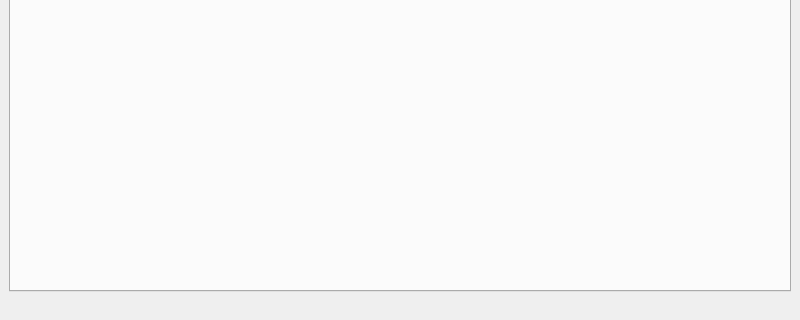
Qt form app/ChatWindow.ui (cskab46/SpreadChat) before a commit; both pictures show x 0 to 800 and y 280 to 600 of the 800 by 600 pixel window.
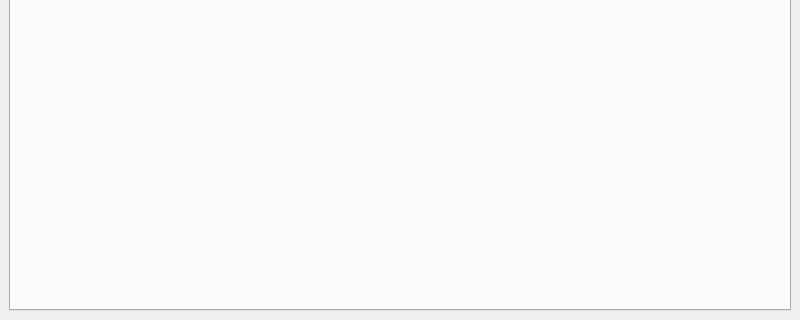
The same form after that commit.

Commit message: Melhorada aparência no Windows 10

The edit to the form file:
```diff
--- a/app/ChatWindow.ui
+++ b/app/ChatWindow.ui
@@ -27,11 +27,6 @@
     </item>
    </layout>
   </widget>
-  <widget class="QStatusBar" name="statusbar">
-   <property name="sizeGripEnabled">
-    <bool>false</bool>
-   </property>
-  </widget>
   <widget class="QToolBar" name="toolBar">
    <property name="windowTitle">
     <string>toolBar</string>
```
The commit also changes 2 other files.
